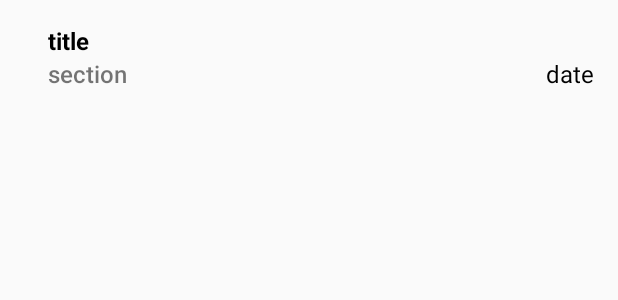
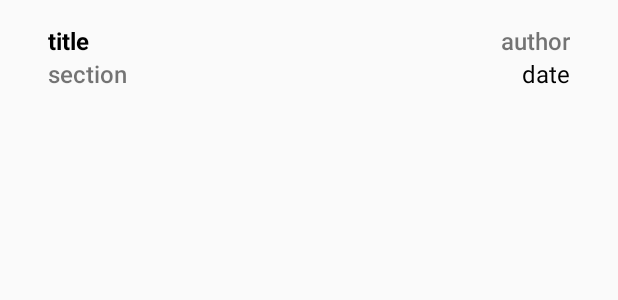
Before and after one commit to frakka92/NewsApp_Stage1, an Android app: the layout article_item_list.xml on its own in the app's theme, with its tools: preview values and no code run, on a phone screen of 412 x 824 dp. Shown: the top 300 px of the screen. Run offline under Robolectric (Android 15) with nearby library versions, the phone set to English and light mode, and no system bars.

Commit message:
add constants, uri builder, author json parse

```diff
--- a/app/src/main/java/com/example/android/newsapp_stage1/ArticleAdapter.java
+++ b/app/src/main/java/com/example/android/newsapp_stage1/ArticleAdapter.java
@@ -12,7 +12,7 @@ import java.util.ArrayList;
 class ArticleAdapter extends ArrayAdapter<Article> {
 
     public static class ViewHolder {
-        TextView titleViewHolder, sectionViewHolder, dateViewHolder;
+        TextView titleViewHolder, sectionViewHolder, authorViewHolder, dateViewHolder;
     }
 
     /**
@@ -37,6 +37,7 @@ class ArticleAdapter extends ArrayAdapter<Article> {
 
             holder.titleViewHolder = listView.findViewById(R.id.article_title);
             holder.sectionViewHolder = listView.findViewById(R.id.article_section);
+            holder.authorViewHolder = listView.findViewById(R.id.article_author);
             holder.dateViewHolder = listView.findViewById(R.id.article_date);
 
             listView.setTag(holder);
@@ -44,11 +45,11 @@ class ArticleAdapter extends ArrayAdapter<Article> {
         //I get the current article
 
         Article currentArticle = getItem(position);
-
         ViewHolder viewHolder = (ViewHolder) listView.getTag();
 
         viewHolder.titleViewHolder.setText(currentArticle.getmTitle());
         viewHolder.sectionViewHolder.setText(currentArticle.getmSection());
+        viewHolder.authorViewHolder.setText(currentArticle.getmAuthor());
         viewHolder.dateViewHolder.setText(currentArticle.getmDate());
 
         return listView;
--- a/app/src/main/java/com/example/android/newsapp_stage1/ArticleLoader.java
+++ b/app/src/main/java/com/example/android/newsapp_stage1/ArticleLoader.java
@@ -37,7 +37,6 @@ public class ArticleLoader extends AsyncTaskLoader<List<Article>> {
             return null;
 
         //Perform network request,parse the response, and extract a list of articles
-
         return QueryUtils.fetchArticleData(mUrl);
     }
 }
--- a/app/src/main/res/layout/article_item_list.xml
+++ b/app/src/main/res/layout/article_item_list.xml
@@ -8,8 +8,12 @@
 
     <TextView
         android:id="@+id/article_title"
-        android:layout_width="match_parent"
+        android:layout_width="wrap_content"
         android:layout_height="wrap_content"
+        android:layout_alignParentStart="true"
+        android:layout_alignParentLeft="true"
+        android:layout_toStartOf="@id/article_author"
+        android:layout_toLeftOf="@id/article_author"
         android:paddingStart="@dimen/padding_start_title"
         android:paddingLeft="@dimen/padding_left_title"
         android:paddingEnd="@dimen/padding_end_title"
@@ -20,10 +24,29 @@
         tools:text="@string/title" />
 
     <TextView
+        android:id="@+id/article_author"
+        android:layout_width="wrap_content"
+        android:layout_height="wrap_content"
+        android:layout_alignParentEnd="true"
+        android:layout_alignParentRight="true"
+        android:fontFamily="sans-serif-medium"
+        android:paddingStart="@dimen/padding_start_section"
+        android:paddingLeft="@dimen/padding_left_section"
+        android:paddingEnd="@dimen/padding_end_section"
+        android:paddingRight="@dimen/padding_right_section"
+        android:textSize="@dimen/section_size"
+        app:fontFamily="sans-serif-medium"
+        tools:text="@string/author" />
+
+    <TextView
         android:id="@+id/article_section"
         android:layout_width="wrap_content"
         android:layout_height="wrap_content"
         android:layout_below="@id/article_title"
+        android:layout_alignParentStart="true"
+        android:layout_alignParentLeft="true"
+        android:layout_toStartOf="@id/article_date"
+        android:layout_toLeftOf="@id/article_date"
         android:fontFamily="sans-serif-medium"
         android:paddingStart="@dimen/padding_start_section"
         android:paddingLeft="@dimen/padding_left_section"
@@ -40,6 +63,10 @@
         android:layout_alignBottom="@id/article_section"
         android:layout_alignParentEnd="true"
         android:layout_alignParentRight="true"
+        android:paddingStart="@dimen/padding_start_section"
+        android:paddingLeft="@dimen/padding_left_section"
+        android:paddingEnd="@dimen/padding_end_section"
+        android:paddingRight="@dimen/padding_right_section"
         android:textColor="@color/black"
         android:textSize="@dimen/date_size"
         tools:text="@string/date" />
--- a/app/src/main/res/values/strings.xml
+++ b/app/src/main/res/values/strings.xml
@@ -6,4 +6,5 @@
     <string name="title">title</string>
     <string name="section">section</string>
     <string name="date">date</string>
+    <string name="author">author</string>
 </resources>
```
Also changed, not shown: app/src/main/java/com/example/android/newsapp_stage1/Article.java (+9 -1 lines), app/src/main/java/com/example/android/newsapp_stage1/ArticleActivity.java (+12 -7 lines), app/src/main/java/com/example/android/newsapp_stage1/Constants.java (added, +20 -0 lines), app/src/main/java/com/example/android/newsapp_stage1/QueryUtils.java (+16 -12 lines).
